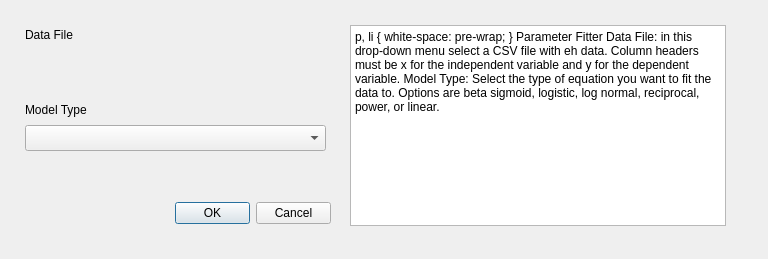
Old version of the form profile/profiles/default/python/plugins/parameter_fitter/parameter_fitter_dialog_base.ui in the repository pndphd/FHAST_2.
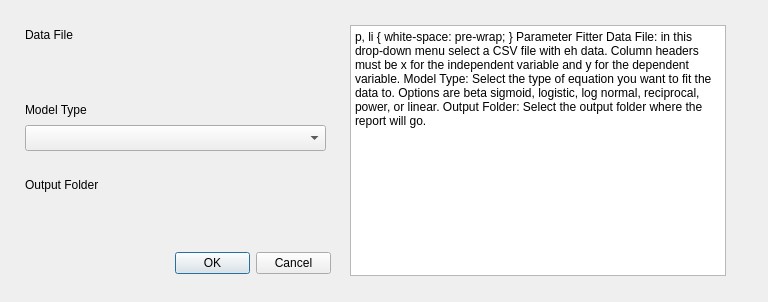
New version of the form. Custom widgets are drawn as their Qt base class.

Commit message: Beta Sig dona

What changed in the file:
```diff
--- a/profile/profiles/default/python/plugins/parameter_fitter/parameter_fitter_dialog_base.ui
+++ b/profile/profiles/default/python/plugins/parameter_fitter/parameter_fitter_dialog_base.ui
@@ -7,7 +7,7 @@
     <x>0</x>
     <y>0</y>
     <width>768</width>
-    <height>259</height>
+    <height>302</height>
    </rect>
   </property>
   <property name="windowTitle">
@@ -17,7 +17,7 @@
    <property name="geometry">
     <rect>
      <x>175</x>
-     <y>200</y>
+     <y>250</y>
      <width>156</width>
      <height>27</height>
     </rect>
@@ -45,17 +45,18 @@
      <x>350</x>
      <y>25</y>
      <width>376</width>
-     <height>201</height>
+     <height>251</height>
     </rect>
    </property>
    <property name="html">
     <string>&lt;!DOCTYPE HTML PUBLIC &quot;-//W3C//DTD HTML 4.0//EN&quot; &quot;http://www.w3.org/TR/REC-html40/strict.dtd&quot;&gt;
 &lt;html&gt;&lt;head&gt;&lt;meta name=&quot;qrichtext&quot; content=&quot;1&quot; /&gt;&lt;style type=&quot;text/css&quot;&gt;
 p, li { white-space: pre-wrap; }
-&lt;/style&gt;&lt;/head&gt;&lt;body style=&quot; font-family:'MS Shell Dlg 2'; font-size:12pt; font-weight:400; font-style:normal;&quot;&gt;
+&lt;/style&gt;&lt;/head&gt;&lt;body style=&quot; font-family:'MS Shell Dlg 2'; font-size:8.25pt; font-weight:400; font-style:normal;&quot;&gt;
 &lt;p style=&quot; margin-top:12px; margin-bottom:12px; margin-left:0px; margin-right:0px; -qt-block-indent:0; text-indent:0px;&quot;&gt;&lt;span style=&quot; font-size:18pt; font-weight:600;&quot;&gt;Parameter Fitter&lt;/span&gt;&lt;/p&gt;
-&lt;p style=&quot; margin-top:12px; margin-bottom:12px; margin-left:0px; margin-right:0px; -qt-block-indent:0; text-indent:0px;&quot;&gt;&lt;span style=&quot; font-weight:600;&quot;&gt;Data File:&lt;/span&gt; in this drop-down menu select a CSV file with eh data. Column headers must be &lt;span style=&quot; font-style:italic;&quot;&gt;x&lt;/span&gt; for the independent variable and &lt;span style=&quot; font-style:italic;&quot;&gt;y&lt;/span&gt; for the dependent variable. &lt;/p&gt;
-&lt;p style=&quot; margin-top:12px; margin-bottom:12px; margin-left:0px; margin-right:0px; -qt-block-indent:0; text-indent:0px;&quot;&gt;&lt;span style=&quot; font-weight:600;&quot;&gt;Model Type:&lt;/span&gt; Select the type of equation you want to fit the data to. Options are beta sigmoid, logistic, log normal, reciprocal, power, or linear. &lt;/p&gt;&lt;/body&gt;&lt;/html&gt;</string>
+&lt;p style=&quot; margin-top:12px; margin-bottom:12px; margin-left:0px; margin-right:0px; -qt-block-indent:0; text-indent:0px;&quot;&gt;&lt;span style=&quot; font-size:12pt; font-weight:600;&quot;&gt;Data File:&lt;/span&gt;&lt;span style=&quot; font-size:12pt;&quot;&gt; in this drop-down menu select a CSV file with eh data. Column headers must be &lt;/span&gt;&lt;span style=&quot; font-size:12pt; font-style:italic;&quot;&gt;x&lt;/span&gt;&lt;span style=&quot; font-size:12pt;&quot;&gt; for the independent variable and &lt;/span&gt;&lt;span style=&quot; font-size:12pt; font-style:italic;&quot;&gt;y&lt;/span&gt;&lt;span style=&quot; font-size:12pt;&quot;&gt; for the dependent variable. &lt;/span&gt;&lt;/p&gt;
+&lt;p style=&quot; margin-top:12px; margin-bottom:12px; margin-left:0px; margin-right:0px; -qt-block-indent:0; text-indent:0px;&quot;&gt;&lt;span style=&quot; font-size:12pt; font-weight:600;&quot;&gt;Model Type:&lt;/span&gt;&lt;span style=&quot; font-size:12pt;&quot;&gt; Select the type of equation you want to fit the data to. Options are beta sigmoid, logistic, log normal, reciprocal, power, or linear. &lt;/span&gt;&lt;/p&gt;
+&lt;p style=&quot; margin-top:12px; margin-bottom:12px; margin-left:0px; margin-right:0px; -qt-block-indent:0; text-indent:0px;&quot;&gt;&lt;span style=&quot; font-size:12pt; font-weight:600;&quot;&gt;Output Folder:&lt;/span&gt;&lt;span style=&quot; font-size:12pt;&quot;&gt; Select the output folder where the report will go.&lt;/span&gt;&lt;/p&gt;&lt;/body&gt;&lt;/html&gt;</string>
    </property>
   </widget>
   <widget class="QLabel" name="label">
@@ -129,6 +130,29 @@
     </property>
    </item>
   </widget>
+  <widget class="QgsFileWidget" name="output_folder">
+   <property name="geometry">
+    <rect>
+     <x>25</x>
+     <y>200</y>
+     <width>301</width>
+     <height>25</height>
+    </rect>
+   </property>
+  </widget>
+  <widget class="QLabel" name="label_3">
+   <property name="geometry">
+    <rect>
+     <x>25</x>
+     <y>175</y>
+     <width>101</width>
+     <height>19</height>
+    </rect>
+   </property>
+   <property name="text">
+    <string>Output Folder</string>
+   </property>
+  </widget>
  </widget>
  <customwidgets>
   <customwidget>
```
The commit also changes 573 other files.
